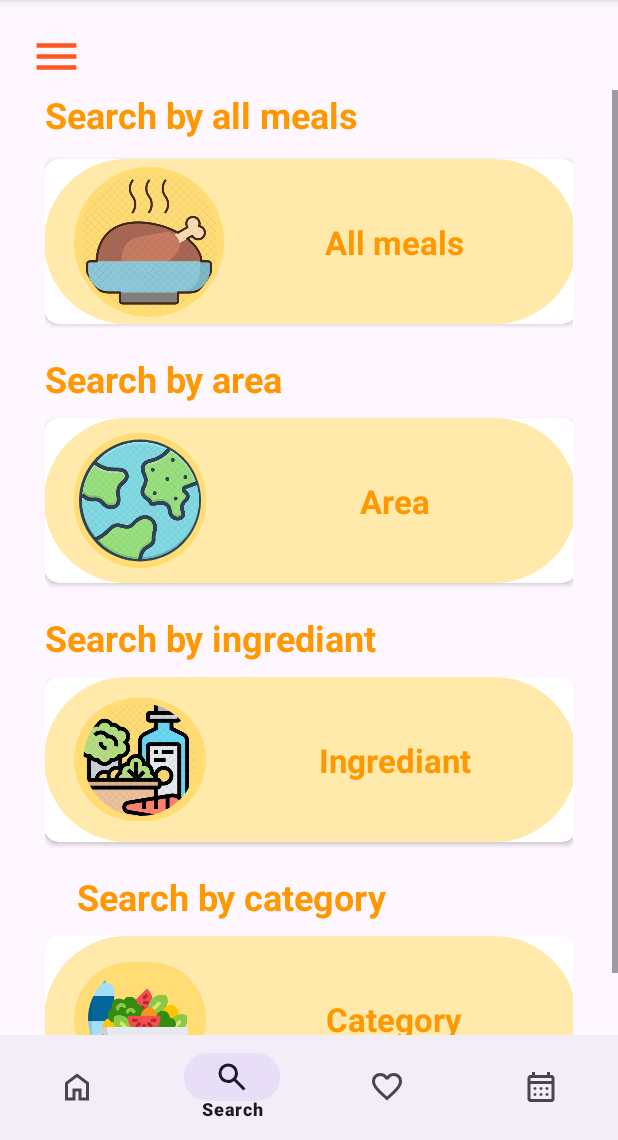
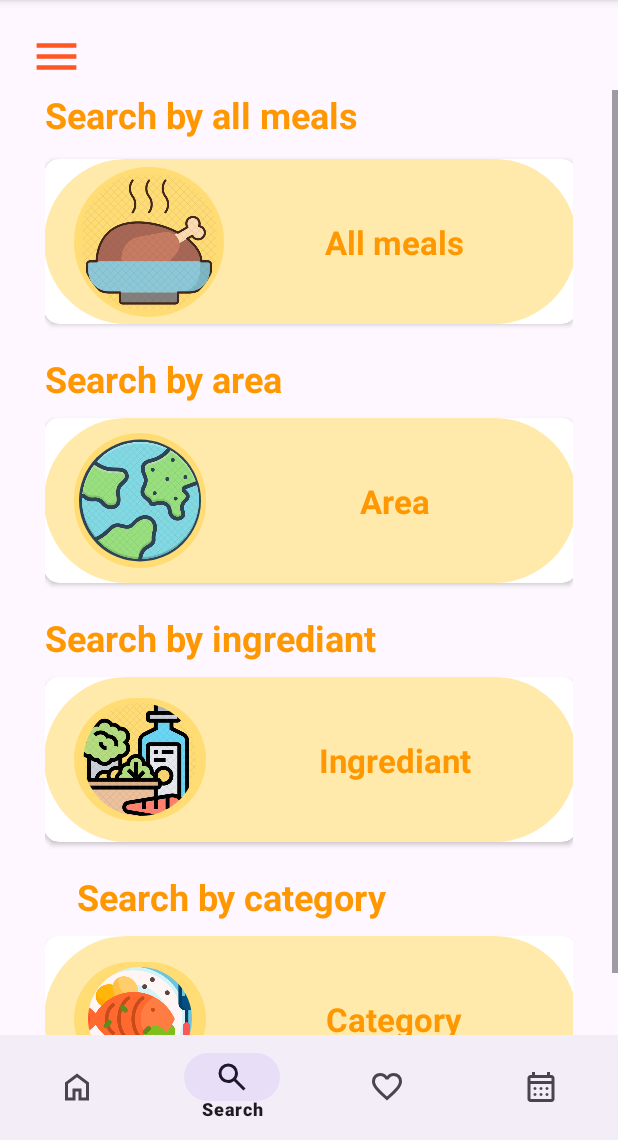
Before and after one commit to rehamelsayeddd/Tab2K-Elyoum, an Android app: the nav_search screen opened through its navigation route, on a phone screen of 412 x 824 dp, the part 96-1236 px from its top. Run offline under Robolectric (Android 15) with nearby library versions, the phone set to English and light mode, and no system bars; our stand-ins replace CircleImageView, Firebase (no records; nobody signed in at launch, a user with empty details on screens opened directly), navigation-ui.

Commit message:
editing on search screen

```diff
--- a/Tab2kElyoum/app/src/main/res/layout/fragment_nav_search.xml
+++ b/Tab2kElyoum/app/src/main/res/layout/fragment_nav_search.xml
@@ -231,7 +231,7 @@
                         android:layout_margin="20dp"
                         android:background="@drawable/circularsearch"
                         android:padding="3dp"
-                        android:src="@drawable/category"
+                        android:src="@drawable/category2"
                         app:layout_constraintBottom_toBottomOf="parent"
                         app:layout_constraintStart_toStartOf="parent"
                         app:layout_constraintTop_toTopOf="parent"
```
Also changed, not shown: Tab2kElyoum/app/src/main/res/drawable/category2.png (added).
